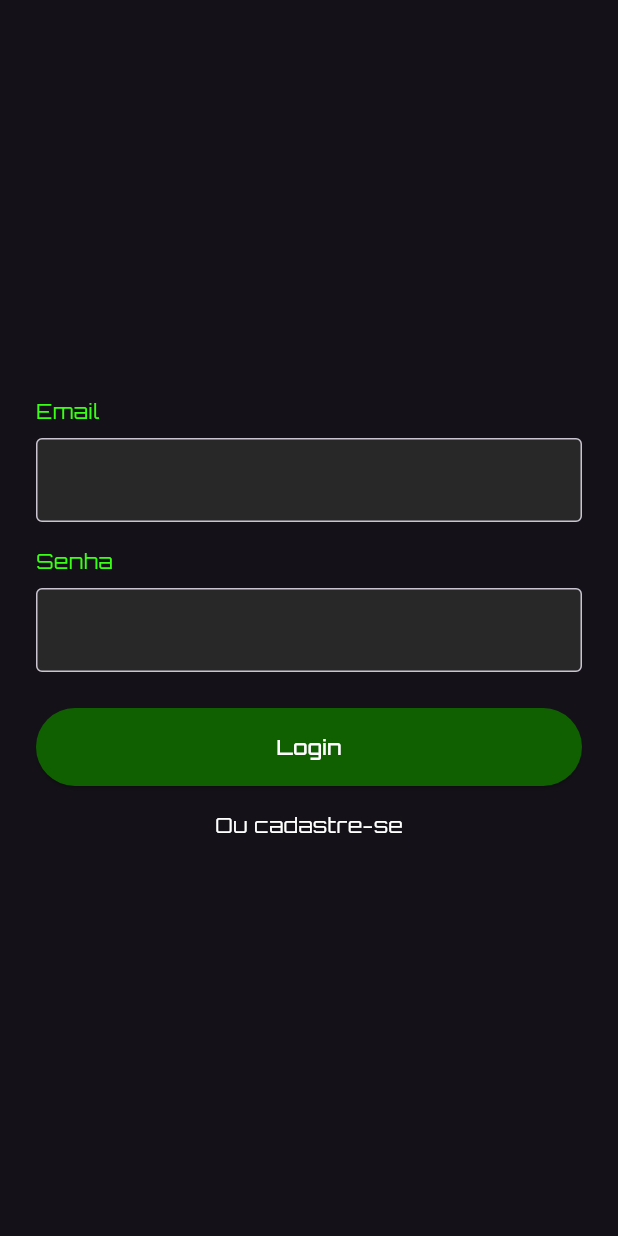
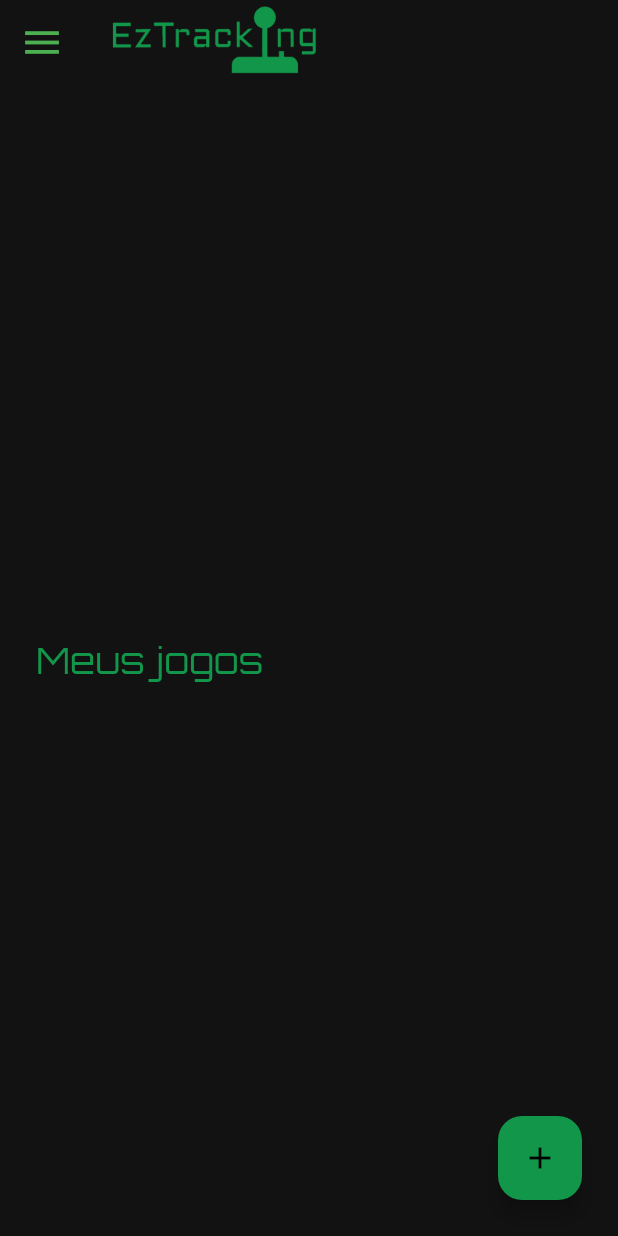
Before and after one commit to gmalisse/ez_tracking, a Flutter app: the screen it shows after launch, after a tap on "Login", on a phone screen of 412 x 824 dp. Run offline on Flutter 3.47's test engine with Material 3 defaults, Android fonts, the phone set to English and light mode, and no system bars.

Commit message:
feat: adicionada homepage e menu lateral com botão de sair, além de navegação básica entre as páginas iniciais

```diff
--- a/lib/main.dart
+++ b/lib/main.dart
@@ -11,7 +11,11 @@ class MyApp extends StatelessWidget {
   Widget build(BuildContext context) {
     return MaterialApp(
       title: 'Login',
-      theme: ThemeData.dark(useMaterial3: true),
+      debugShowCheckedModeBanner: false,
+      theme: ThemeData(
+        useMaterial3: true,
+        scaffoldBackgroundColor: const Color(0xFF121212), // fundo
+      ),
       home: const LoginPage(),
     );
   }
@@ -22,6 +26,9 @@ class LoginPage extends StatelessWidget {
 
   @override
   Widget build(BuildContext context) {
+    const green = Color(0xFF12964A);
+    const inputColor = Color(0xFF1E1E1E);
+
     return Scaffold(
       body: Center(
         child: Padding(
@@ -29,17 +36,31 @@ class LoginPage extends StatelessWidget {
           child: Column(
             mainAxisSize: MainAxisSize.min,
             children: [
-              // EMAIL
+              Image.asset(
+                'assets/logo.png',
+                height: 100,
+                width: 250,
+                fit: BoxFit.contain,
+              ),
+              const SizedBox(height: 24),
+
               const Align(
                 alignment: Alignment.centerLeft,
-                child: Text('Email', style: TextStyle(color: Color.fromRGBO(57, 255, 20, 1), fontFamily: 'Orbitron'), ),
+                child: Text(
+                  'Email',
+                  style: TextStyle(color: green, fontFamily: 'Orbitron'),
+                ),
               ),
               const SizedBox(height: 8),
-              const TextField(
+              TextField(
+                style: const TextStyle(color: Colors.white),
                 decoration: InputDecoration(
-                  border: OutlineInputBorder(),
-                  fillColor: Color.fromRGBO(40, 40, 40, 1),
                   filled: true,
+                  fillColor: inputColor,
+                  border: OutlineInputBorder(
+                    borderRadius: BorderRadius.circular(8),
+                    borderSide: BorderSide.none,
+                  ),
                 ),
               ),
 
@@ -48,16 +69,22 @@ class LoginPage extends StatelessWidget {
               // SENHA
               const Align(
                 alignment: Alignment.centerLeft,
-                child: Text('Senha', style: TextStyle(color: Color.fromRGBO(57, 255, 20, 1), fontFamily: 'Orbitron'), ),
-
+                child: Text(
+                  'Senha',
+                  style: TextStyle(color: green, fontFamily: 'Orbitron'),
+                ),
               ),
               const SizedBox(height: 8),
-              const TextField(
+              TextField(
                 obscureText: true,
+                style: const TextStyle(color: Colors.white),
                 decoration: InputDecoration(
-                  border: OutlineInputBorder(),
-                  fillColor: Color.fromRGBO(40, 40, 40, 1),
                   filled: true,
+                  fillColor: inputColor,
+                  border: OutlineInputBorder(
+                    borderRadius: BorderRadius.circular(8),
+                    borderSide: BorderSide.none,
+                  ),
                 ),
               ),
 
@@ -67,19 +94,33 @@ class LoginPage extends StatelessWidget {
               SizedBox(
                 width: double.infinity,
                 child: ElevatedButton(
-                  onPressed: () {},
+                  onPressed: () {
+                    Navigator.push(
+                      context,
+                      MaterialPageRoute(builder: (context) => const HomePage()),
+                    );
+                  },
                   style: ElevatedButton.styleFrom(
-                    backgroundColor: const Color.fromRGBO(16, 96, 2, 1),
+                    backgroundColor: green,
                     padding: const EdgeInsets.symmetric(vertical: 16),
+                    shape: RoundedRectangleBorder(
+                      borderRadius: BorderRadius.circular(8),
+                    ),
                   ),
-                  child: const Text('Login', style: TextStyle(color: Color.fromRGBO(255, 255, 255, 1), fontFamily: 'Orbitron'), ),
+                  child: const Text(
+                    'Login',
+                    style: TextStyle(
+                      color: Colors.white,
+                      fontFamily: 'Orbitron',
+                    ),
+                  ),
                 ),
               ),
-
               const SizedBox(height: 16),
-
-              // TEXTO FINAL
-              const Text('Ou cadastre-se', style: TextStyle(color: Color.fromRGBO(255, 255, 255, 1), fontFamily: 'Orbitron'), ),
+              const Text(
+                'Ou cadastre-se',
+                style: TextStyle(color: Colors.white70, fontFamily: 'Orbitron'),
+              ),
             ],
           ),
         ),
@@ -87,3 +128,162 @@ class LoginPage extends StatelessWidget {
     );
   }
 }
+
+class HomePage extends StatefulWidget {
+  const HomePage({super.key});
+
+  @override
+  State<HomePage> createState() => _HomePageState();
+}
+
+class _HomePageState extends State<HomePage> {
+  final GlobalKey<ScaffoldState> _scaffoldKey = GlobalKey<ScaffoldState>();
+
+  @override
+  Widget build(BuildContext context) {
+    const green = Color(0xFF12964A);
+
+    return Scaffold(
+      key: _scaffoldKey,
+      backgroundColor: const Color(0xFF121212),
+      appBar: AppBar(
+        backgroundColor: const Color(0xFF121212),
+        elevation: 0,
+        leading: IconButton(
+          icon: const Icon(Icons.menu, color: Colors.green, size: 30),
+          onPressed: () {
+            _scaffoldKey.currentState?.openDrawer();
+          },
+        ),
+        title: Image.asset(
+          'assets/logo.png',
+          height: 50,
+          width: 150,
+          fit: BoxFit.contain,
+          alignment: Alignment.topLeft,
+        ),
+      ),
+      drawer: Drawer(
+        backgroundColor: const Color(0xFF1E1E1E),
+        child: Column(
+          children: [
+            Container(
+              height: 120,
+              child: Center(
+                child: Image.asset(
+                  'assets/logo.png',
+                  height: 120,
+                  width: 150,
+                  fit: BoxFit.contain,
+                ),
+              ),
+            ),
+
+            // Lista de páginas
+            Expanded(
+              child: ListView(
+                padding: EdgeInsets.zero,
+                children: [
+                  ListTile(
+                    leading: const Icon(Icons.home, color: Colors.white),
+                    title: const Text(
+                      'Home',
+                      style: TextStyle(
+                        color: Colors.white,
+                        fontFamily: 'Orbitron',
+                      ),
+                    ),
+                    onTap: () {
+                      Navigator.push(
+                        context,
+                        MaterialPageRoute(
+                          builder: (context) => const HomePage(),
+                        ),
+                      );
+                    },
+                  ),
+                  ListTile(
+                    leading: const Icon(Icons.person, color: Colors.white),
+                    title: const Text(
+                      'Perfil',
+                      style: TextStyle(
+                        color: Colors.white,
+                        fontFamily: 'Orbitron',
+                      ),
+                    ),
+                    onTap: () {
+                      Navigator.pop(context);
+                    },
+                  ),
+                ],
+              ),
+            ),
+
+            Container(
+              padding: const EdgeInsets.all(16),
+              child: ElevatedButton(
+                onPressed: () {
+                  Navigator.pop(context);
+                  Navigator.pushAndRemoveUntil(
+                    context,
+                    MaterialPageRoute(builder: (context) => const LoginPage()),
+                    (route) => false,
+                  );
+                },
+                style: ElevatedButton.styleFrom(
+                  backgroundColor: Colors.red,
+                  minimumSize: const Size(double.infinity, 50),
+                  shape: RoundedRectangleBorder(
+                    borderRadius: BorderRadius.circular(8),
+                  ),
+                ),
+                child: const Text(
+                  'Sair',
+                  style: TextStyle(
+                    color: Colors.white,
+                    fontFamily: 'Orbitron',
+                    fontSize: 16,
+                  ),
+                ),
+              ),
+            ),
+          ],
+        ),
+      ),
+      body: Stack(
+        children: [
+          Center(
+            child: Padding(
+              padding: const EdgeInsets.all(24.0),
+              child: Column(
+                mainAxisSize: MainAxisSize.min,
+                children: [
+                  const Align(
+                    alignment: Alignment.centerLeft,
+                    child: Text(
+                      'Meus jogos',
+                      style: TextStyle(
+                        color: green,
+                        fontSize: 24,
+                        fontFamily: 'Orbitron',
+                      ),
+                    ),
+                  ),
+                ],
+              ),
+            ),
+          ),
+          Positioned(
+            bottom: 24,
+            right: 24,
+            child: FloatingActionButton(
+              onPressed: () {},
+              backgroundColor: green,
+              child: const Icon(Icons.add, color: Colors.black),
+            ),
+          ),
+        ],
+      ),
+    );
+  }
+}
```
Also changed, not shown: pubspec.yaml (+3 -5 lines), assets/logo.png (added).
